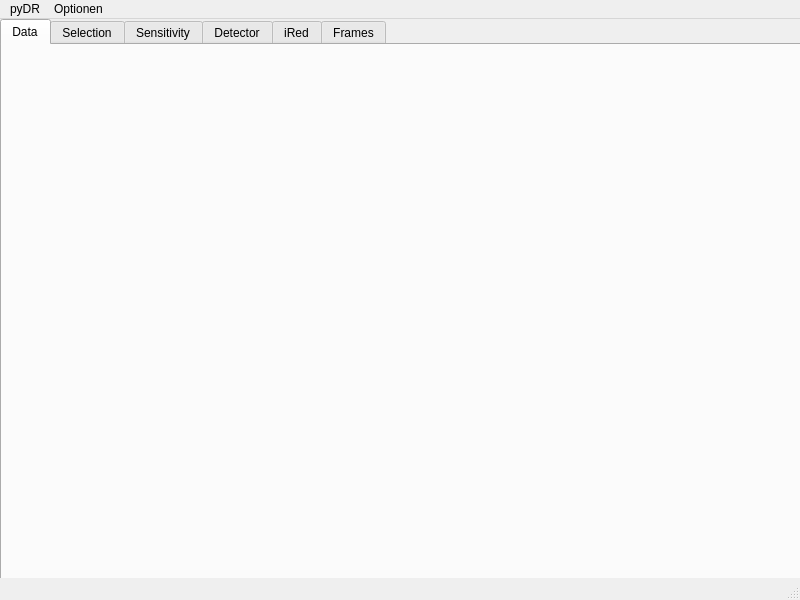
Old version of the form GUI/designer/MainWindow.ui in the repository alsinmr/pyDR.
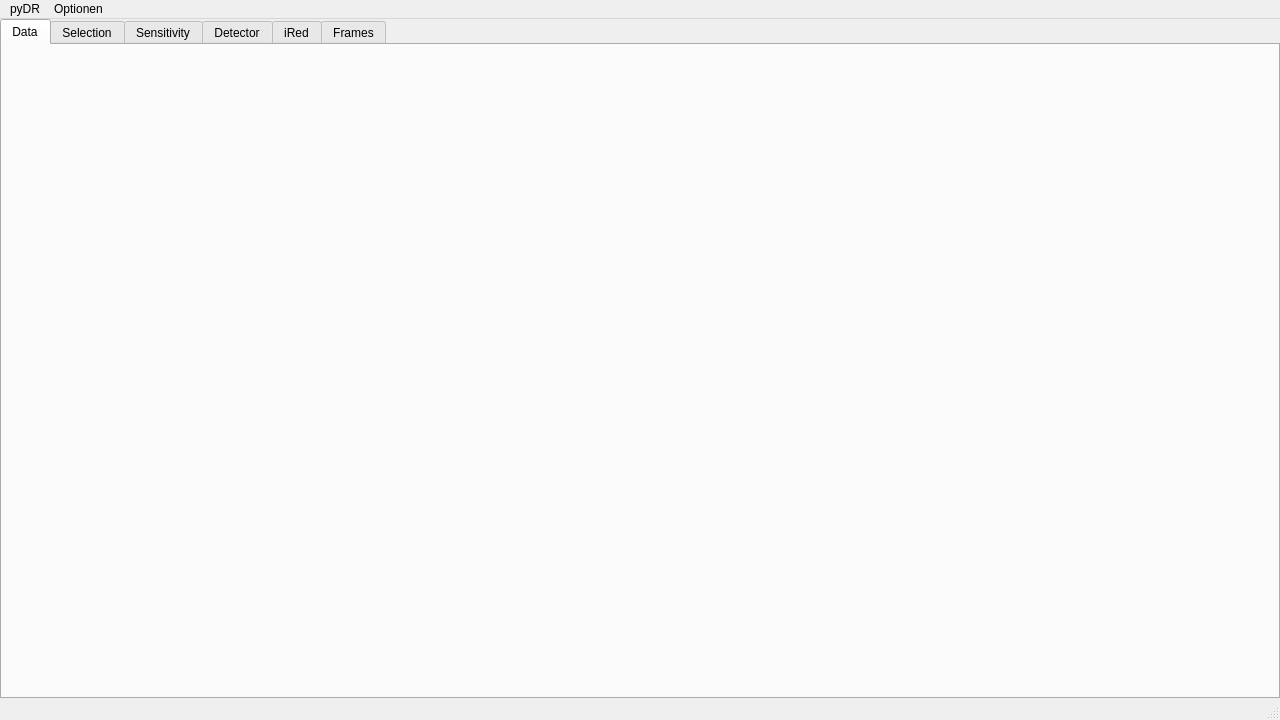
New version of the form.

Patch:
```diff
--- a/GUI/designer/MainWindow.ui
+++ b/GUI/designer/MainWindow.ui
@@ -6,20 +6,20 @@
    <rect>
     <x>0</x>
     <y>0</y>
-    <width>800</width>
-    <height>600</height>
+    <width>1280</width>
+    <height>720</height>
    </rect>
   </property>
   <property name="minimumSize">
    <size>
-    <width>800</width>
-    <height>600</height>
+    <width>1280</width>
+    <height>720</height>
    </size>
   </property>
   <property name="maximumSize">
    <size>
-    <width>800</width>
-    <height>600</height>
+    <width>1280</width>
+    <height>720</height>
    </size>
   </property>
   <property name="windowTitle">
@@ -31,20 +31,20 @@
      <rect>
       <x>0</x>
       <y>0</y>
-      <width>801</width>
-      <height>571</height>
+      <width>1280</width>
+      <height>680</height>
      </rect>
     </property>
     <property name="minimumSize">
      <size>
-      <width>801</width>
-      <height>571</height>
+      <width>1280</width>
+      <height>680</height>
      </size>
     </property>
     <property name="maximumSize">
      <size>
-      <width>801</width>
-      <height>571</height>
+      <width>1280</width>
+      <height>780</height>
      </size>
     </property>
     <property name="cursor">
@@ -90,7 +90,7 @@
     <rect>
      <x>0</x>
      <y>0</y>
-     <width>800</width>
+     <width>1280</width>
      <height>22</height>
     </rect>
    </property>
```
